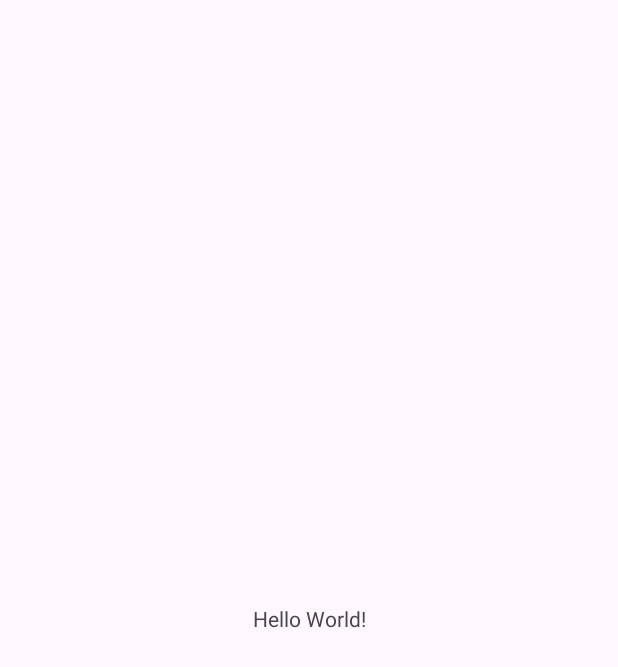
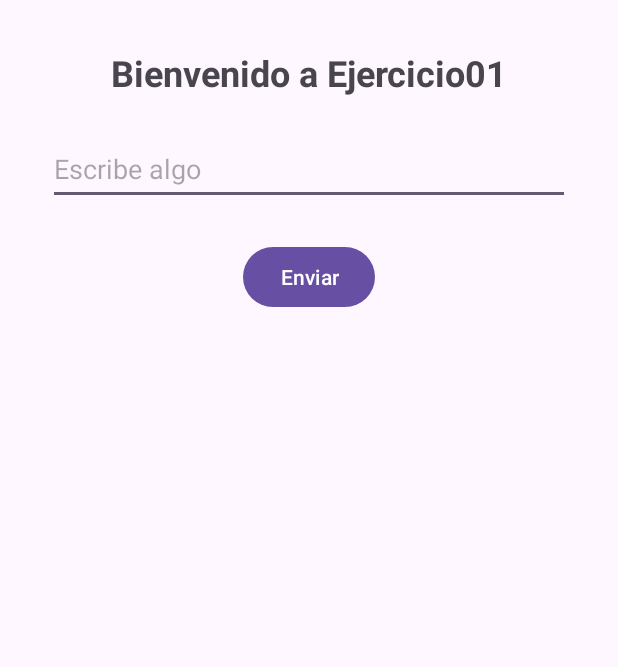
Before and after one commit to Thecabezon/LaboratorioCalificado01-PM, an Android app: the screen it shows after launch (MainActivity before the commit, Ejercicio01 after it), on a phone screen of 412 x 824 dp. Before the commit the part shown is almost empty. Shown: the top 667 px of the screen. Run offline under Robolectric (Android 15) with nearby library versions, the phone set to English and light mode, and no system bars.

Commit message:
Interfaz Ejercicio01 lista y AndroidManifest.xml configurado

```diff
--- a/app/src/main/AndroidManifest.xml
+++ b/app/src/main/AndroidManifest.xml
@@ -12,15 +12,21 @@
         android:supportsRtl="true"
         android:theme="@style/Theme.LaboratorioCalificado01"
         tools:targetApi="31">
+
+        <activity
+            android:name=".Ejercicio01"
+            android:exported="true">
+            <intent-filter>
+                <action android:name="android.intent.action.MAIN" />
+                <category android:name="android.intent.category.LAUNCHER" />
+            </intent-filter>
+        </activity>
+
         <activity
             android:name=".MainActivity"
             android:exported="true">
-            <intent-filter>
-                <action android:name="android.intent.action.MAIN" />
+        </activity>
 
-                <category android:name="android.intent.category.LAUNCHER" />
-            </intent-filter>
-        </activity>
     </application>
 
 </manifest>
--- /dev/null
+++ b/app/src/main/java/com/rojas/jefferson/laboratoriocalificado01/Ejercicio01.kt
@@ -0,0 +1,20 @@
+package com.rojas.jefferson.laboratoriocalificado01
+
+import android.os.Bundle
+import androidx.activity.enableEdgeToEdge
+import androidx.appcompat.app.AppCompatActivity
+import androidx.core.view.ViewCompat
+import androidx.core.view.WindowInsetsCompat
+
+class Ejercicio01 : AppCompatActivity() {
+    override fun onCreate(savedInstanceState: Bundle?) {
+        super.onCreate(savedInstanceState)
+        enableEdgeToEdge()
+        setContentView(R.layout.activity_ejercicio01)
+        ViewCompat.setOnApplyWindowInsetsListener(findViewById(R.id.main)) { v, insets ->
+            val systemBars = insets.getInsets(WindowInsetsCompat.Type.systemBars())
+            v.setPadding(systemBars.left, systemBars.top, systemBars.right, systemBars.bottom)
+            insets
+        }
+    }
+}
--- /dev/null
+++ b/app/src/main/res/layout/activity_ejercicio01.xml
@@ -0,0 +1,50 @@
+<?xml version="1.0" encoding="utf-8"?>
+<androidx.constraintlayout.widget.ConstraintLayout xmlns:android="http://schemas.android.com/apk/res/android"
+    xmlns:app="http://schemas.android.com/apk/res-auto"
+    xmlns:tools="http://schemas.android.com/tools"
+    android:id="@+id/main"
+    android:layout_width="match_parent"
+    android:layout_height="match_parent"
+    tools:context=".Ejercicio01">
+
+    <TextView
+        android:id="@+id/titulo"
+        android:layout_width="wrap_content"
+        android:layout_height="wrap_content"
+        android:text="@string/titulo"
+        android:textSize="24sp"
+        android:textStyle="bold"
+        app:layout_constraintTop_toTopOf="parent"
+        app:layout_constraintStart_toStartOf="parent"
+        app:layout_constraintEnd_toEndOf="parent"
+        android:layout_marginTop="32dp"/>
+
+    <EditText
+        android:id="@+id/entrada"
+        android:layout_width="0dp"
+        android:layout_height="wrap_content"
+        android:hint="@string/hint_entrada"
+        android:inputType="text"
+        android:minHeight="48dp"
+        android:autofillHints="username"
+        app:layout_constraintTop_toBottomOf="@id/titulo"
+        app:layout_constraintStart_toStartOf="parent"
+        app:layout_constraintEnd_toEndOf="parent"
+        android:layout_marginTop="24dp"
+        android:layout_marginStart="32dp"
+        android:layout_marginEnd="32dp"/>
+
+    <Button
+        android:id="@+id/boton"
+        android:layout_width="wrap_content"
+        android:layout_height="wrap_content"
+        android:text="@string/boton_enviar"
+        app:layout_constraintTop_toBottomOf="@id/entrada"
+        app:layout_constraintStart_toStartOf="parent"
+        app:layout_constraintEnd_toEndOf="parent"
+        android:layout_marginTop="24dp"/>
+
+
+
+
+</androidx.constraintlayout.widget.ConstraintLayout>
--- a/app/src/main/res/values/strings.xml
+++ b/app/src/main/res/values/strings.xml
@@ -1,3 +1,6 @@
 <resources>
     <string name="app_name">LaboratorioCalificado01</string>
+    <string name="titulo">Bienvenido a Ejercicio01</string>
+    <string name="hint_entrada">Escribe algo</string>
+    <string name="boton_enviar">Enviar</string>
 </resources>
```
